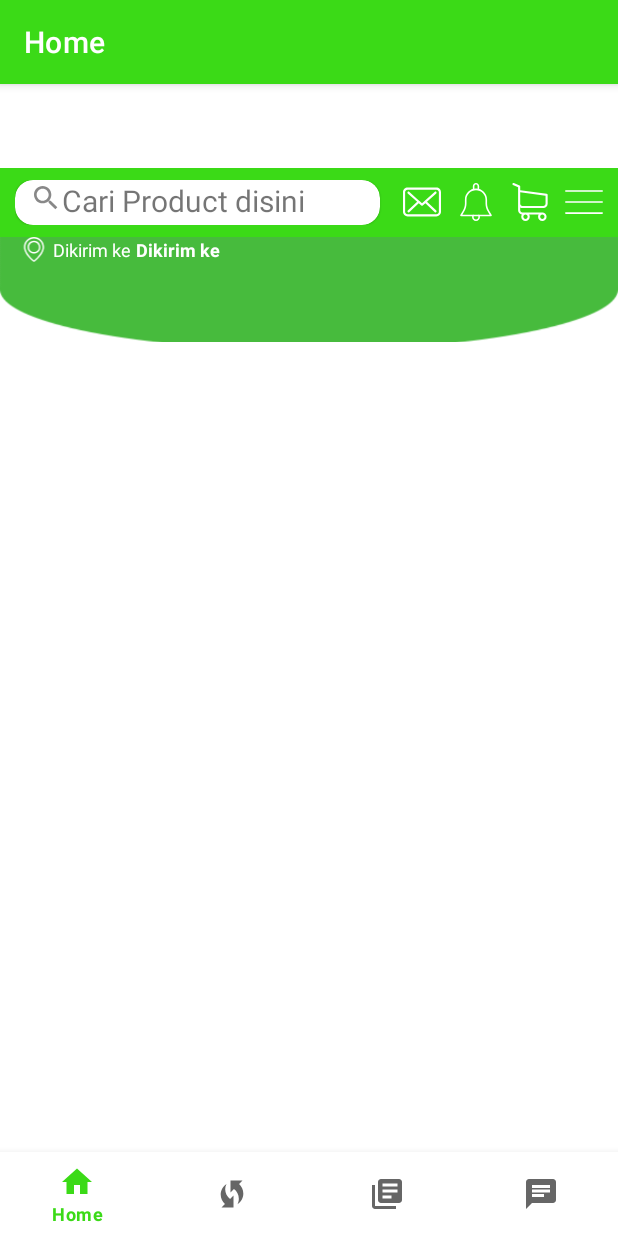
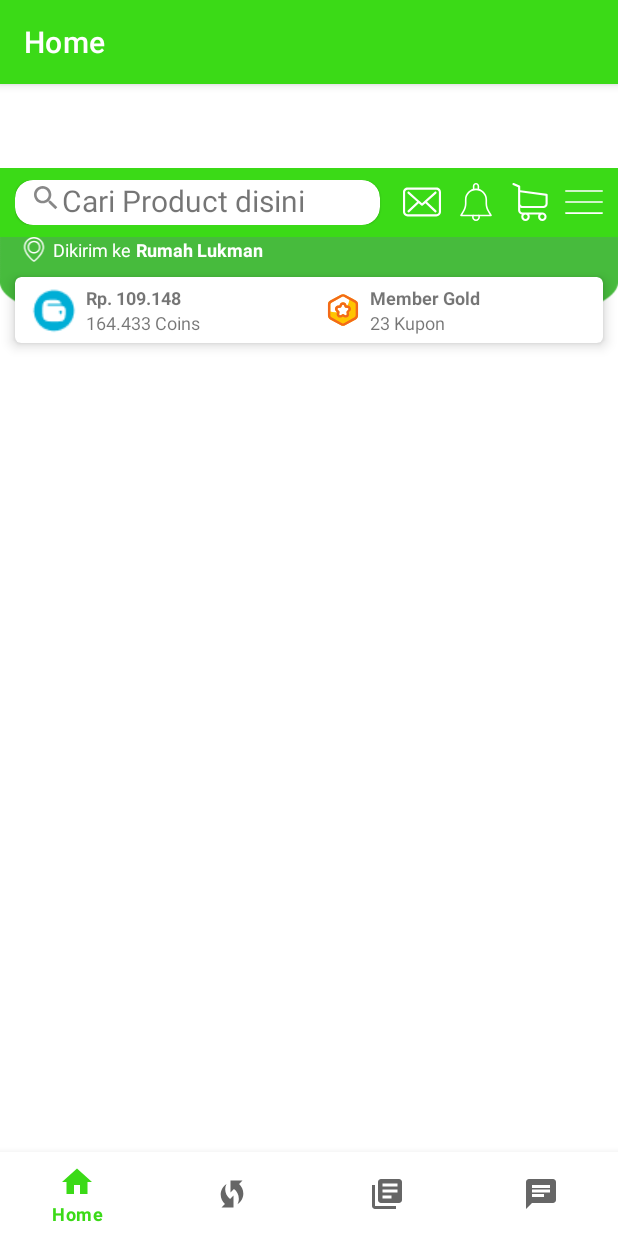
Before and after one commit to Lukmanhakim08/Challage2And5, an Android app: the screen it shows after launch (NavigationActivity), on a phone screen of 412 x 824 dp. Run offline under Robolectric (Android 15) with nearby library versions, the phone set to English and light mode, and no system bars; our stand-ins replace navigation-ui.

Commit message:
add layout_home_member.xml

```diff
--- a/app/src/main/res/layout/fragment_home.xml
+++ b/app/src/main/res/layout/fragment_home.xml
@@ -13,50 +13,13 @@
     <androidx.core.widget.NestedScrollView
         android:layout_width="match_parent"
         android:layout_height="wrap_content">
+
         <LinearLayout
             android:layout_width="match_parent"
             android:layout_height="wrap_content"
             android:orientation="vertical">
 
-            <RelativeLayout
-                android:layout_width="match_parent"
-                android:layout_height="wrap_content">
-
-                <ImageView
-                    android:scaleType="centerCrop"
-                    android:layout_width="wrap_content"
-                    android:layout_height="70dp"
-                    android:src="@drawable/asset_top_bg"/>
-
-                <LinearLayout
-                    android:gravity="center_vertical"
-                    android:layout_width="match_parent"
-                    android:layout_height="wrap_content"
-                    android:orientation="horizontal"
-                    android:paddingHorizontal="10dp">
-
-                    <androidx.appcompat.widget.AppCompatImageView
-                        android:layout_width="wrap_content"
-                        android:layout_height="match_parent"
-                        app:tint="@color/white"
-                        android:src="@drawable/ic_placeholder"/>
-                    <TextView
-                        android:layout_width="wrap_content"
-                        android:layout_height="wrap_content"
-                        android:text="Dikirim ke"
-                        android:textSize="12sp"
-                        android:textColor="@color/white"/>
-                    <TextView
-                        android:layout_width="wrap_content"
-                        android:layout_height="wrap_content"
-                        android:text="Dikirim ke"
-                        android:textSize="12sp"
-                        android:textColor="@color/white"
-                        android:textStyle="bold"
-                        android:layout_marginStart="3sp"/>
-                </LinearLayout>
-
-            </RelativeLayout>
+            <include layout="@layout/layout_home_member" />
 
         </LinearLayout>
 
--- /dev/null
+++ b/app/src/main/res/layout/layout_home_member.xml
@@ -0,0 +1,150 @@
+<?xml version="1.0" encoding="utf-8"?>
+<RelativeLayout
+    xmlns:android="http://schemas.android.com/apk/res/android"
+    xmlns:app="http://schemas.android.com/apk/res-auto"
+    xmlns:tools="http://schemas.android.com/tools"
+    android:layout_width="match_parent"
+    android:layout_height="wrap_content"
+    tools:context=".MainActivity">
+
+    <ImageView
+        android:layout_width="wrap_content"
+        android:layout_height="60dp"
+        android:scaleType="centerCrop"
+        android:src="@drawable/asset_top_bg" />
+
+    <LinearLayout
+        android:layout_width="match_parent"
+        android:layout_height="wrap_content"
+        android:orientation="vertical">
+
+        <LinearLayout
+            android:layout_width="match_parent"
+            android:layout_height="wrap_content"
+            android:gravity="center_vertical"
+            android:orientation="horizontal"
+            android:paddingHorizontal="10dp">
+
+            <androidx.appcompat.widget.AppCompatImageView
+                android:layout_width="wrap_content"
+                android:layout_height="match_parent"
+                android:src="@drawable/ic_placeholder"
+                app:tint="@color/white" />
+
+            <TextView
+                android:layout_width="wrap_content"
+                android:layout_height="wrap_content"
+                android:text="Dikirim ke"
+                android:textColor="@color/white"
+                android:textSize="12sp" />
+
+            <TextView
+                android:layout_width="wrap_content"
+                android:layout_height="wrap_content"
+                android:layout_marginStart="3sp"
+                android:text="Rumah Lukman"
+                android:textColor="@color/white"
+                android:textSize="12sp"
+                android:textStyle="bold" />
+        </LinearLayout>
+
+        <com.google.android.material.card.MaterialCardView
+            android:layout_width="match_parent"
+            android:layout_height="wrap_content"
+            android:layout_marginHorizontal="10sp"
+            android:layout_marginTop="10sp"
+            android:layout_marginBottom="10sp"
+            app:cardElevation="5sp">
+
+            <LinearLayout
+                android:layout_width="match_parent"
+                android:layout_height="wrap_content">
+                android:orientation="horizontal"
+
+                //poin Gopay
+
+                <androidx.constraintlayout.widget.ConstraintLayout
+                    android:layout_width="0dp"
+                    android:layout_height="wrap_content"
+                    android:layout_weight="1"
+                    android:paddingHorizontal="10sp"
+                    android:paddingVertical="5sp">
+
+                    <androidx.appcompat.widget.AppCompatImageView
+                        android:id="@+id/image_point"
+                        android:layout_width="wrap_content"
+                        android:layout_height="wrap_content"
+                        android:src="@drawable/asset_gopay"
+                        app:layout_constraintBottom_toBottomOf="parent"
+                        app:layout_constraintStart_toStartOf="parent"
+                        app:layout_constraintTop_toTopOf="parent" />
+
+                    <TextView
+                        android:id="@+id/tv_point"
+                        android:layout_width="wrap_content"
+                        android:layout_height="wrap_content"
+                        android:layout_marginStart="5sp"
+                        android:text="Rp. 109.148"
+                        android:textSize="12sp"
+                        android:textStyle="bold"
+                        app:layout_constraintStart_toEndOf="@+id/image_point"
+                        app:layout_constraintTop_toTopOf="parent" />
+
+                    <TextView
+                        android:layout_width="wrap_content"
+                        android:layout_height="wrap_content"
+                        android:layout_marginStart="5sp"
+                        android:text="164.433 Coins"
+                        android:textSize="12sp"
+                        app:layout_constraintBottom_toBottomOf="parent"
+                        app:layout_constraintStart_toEndOf="@+id/image_point"
+                        app:layout_constraintTop_toBottomOf="@+id/tv_point" />
+
+                </androidx.constraintlayout.widget.ConstraintLayout>
+
+                <androidx.constraintlayout.widget.ConstraintLayout
+                    android:layout_width="0dp"
+                    android:layout_height="wrap_content"
+                    android:layout_weight="1"
+                    android:paddingHorizontal="10sp"
+                    android:paddingVertical="5sp">
+
+                    <androidx.appcompat.widget.AppCompatImageView
+                        android:id="@+id/image_member"
+                        android:layout_width="wrap_content"
+                        android:layout_height="wrap_content"
+                        android:src="@drawable/ic_asset_gold"
+                        app:layout_constraintBottom_toBottomOf="parent"
+                        app:layout_constraintStart_toStartOf="parent"
+                        app:layout_constraintTop_toTopOf="parent" />
+
+                    <TextView
+                        android:id="@+id/tv_member"
+                        android:layout_width="wrap_content"
+                        android:layout_height="wrap_content"
+                        android:layout_marginStart="5sp"
+                        android:text="Member Gold"
+                        android:textSize="12sp"
+                        android:textStyle="bold"
+                        app:layout_constraintStart_toEndOf="@+id/image_member"
+                        app:layout_constraintTop_toTopOf="parent" />
+
+                    <TextView
+                        android:layout_width="wrap_content"
+                        android:layout_height="wrap_content"
+                        android:layout_marginStart="5sp"
+                        android:text="23 Kupon"
+                        android:textSize="12sp"
+                        app:layout_constraintBottom_toBottomOf="parent"
+                        app:layout_constraintStart_toEndOf="@+id/image_member"
+                        app:layout_constraintTop_toBottomOf="@+id/tv_member" />
+
+                </androidx.constraintlayout.widget.ConstraintLayout>
+            </LinearLayout>
+
+
+        </com.google.android.material.card.MaterialCardView>
+
+    </LinearLayout>
+
+</RelativeLayout>
```
